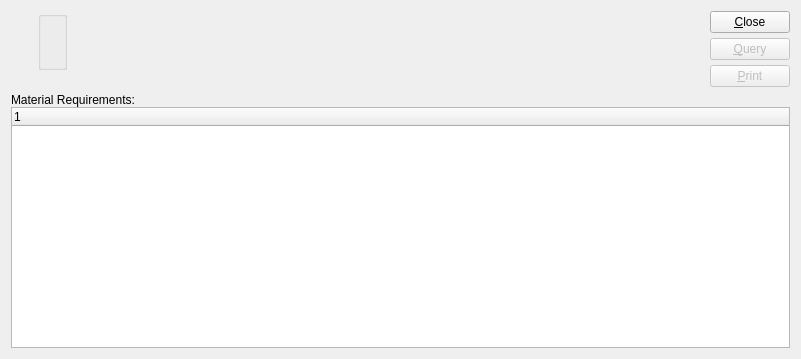
Above: xtuple/trunk/guiclient/dspWoMaterialsByItem.ui from WooodHead/xtuple before the change. Below: the same form after it.
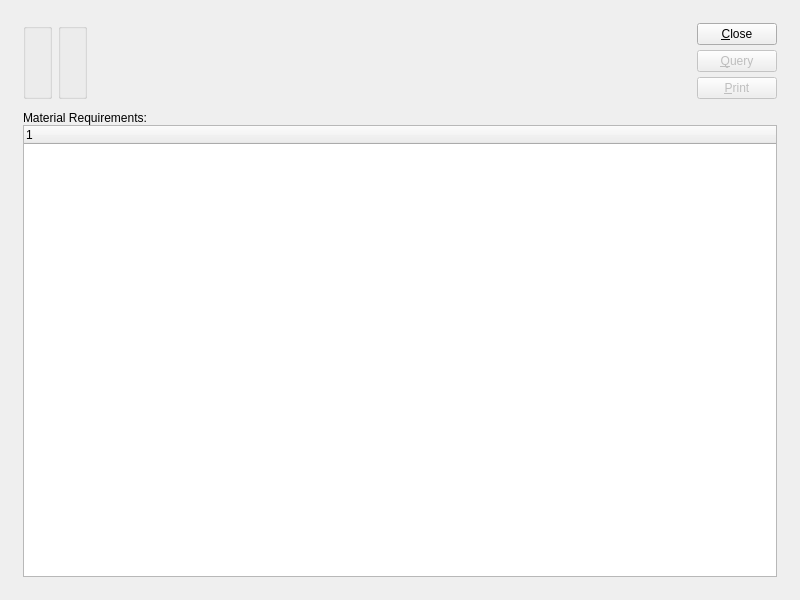
That is the form after the change. Custom widgets are drawn as their Qt base class.

```diff
--- a/xtuple/trunk/guiclient/dspWoMaterialsByItem.ui
+++ b/xtuple/trunk/guiclient/dspWoMaterialsByItem.ui
@@ -14,92 +14,46 @@
    <rect>
     <x>0</x>
     <y>0</y>
-    <width>801</width>
-    <height>359</height>
+    <width>800</width>
+    <height>600</height>
    </rect>
   </property>
   <property name="windowTitle" >
    <string>W/O Material Requirements by Component Item</string>
   </property>
-   <layout class="QVBoxLayout" >
-    <item>
-     <layout class="QHBoxLayout" >
+  <layout class="QGridLayout" name="gridLayout_4" >
+   <item row="0" column="0" >
+    <layout class="QGridLayout" name="gridLayout_3" >
       <property name="margin" >
-       <number>0</number>
+      <number>12</number>
       </property>
       <property name="spacing" >
-       <number>7</number>
-      </property>
+      <number>12</number>
+     </property>
+     <item row="0" column="0" >
+      <layout class="QHBoxLayout" name="horizontalLayout" >
       <item>
-       <layout class="QVBoxLayout" >
-        <property name="margin" >
-         <number>0</number>
-        </property>
-        <property name="spacing" >
-         <number>0</number>
-        </property>
-        <item>
+        <widget class="QGroupBox" name="groupBox" >
+         <property name="title" >
+          <string/>
+         </property>
+         <layout class="QGridLayout" name="gridLayout_2" >
+          <item row="0" column="0" >
          <widget class="ItemCluster" name="_item" />
         </item>
-        <item>
-         <spacer>
-          <property name="orientation" >
-           <enum>Qt::Vertical</enum>
-          </property>
-          <property name="sizeType" >
-           <enum>QSizePolicy::Preferred</enum>
-          </property>
-          <property name="sizeHint" >
-           <size>
-            <width>20</width>
-            <height>16</height>
-           </size>
-          </property>
-         </spacer>
-        </item>
-       </layout>
-      </item>
-      <item>
-       <layout class="QVBoxLayout" >
-        <property name="margin" >
-         <number>0</number>
-        </property>
-        <property name="spacing" >
-         <number>0</number>
-        </property>
+         </layout>
+        </widget>
+       </item>
         <item>
          <widget class="WarehouseGroup" name="_warehouse" >
           <property name="title" >
            <string/>
           </property>
-         </widget>
-        </item>
-        <item>
-         <spacer>
-          <property name="orientation" >
-           <enum>Qt::Vertical</enum>
-          </property>
-          <property name="sizeType" >
-           <enum>QSizePolicy::Preferred</enum>
-          </property>
-          <property name="sizeHint" >
-           <size>
-            <width>20</width>
-            <height>17</height>
-           </size>
-          </property>
-         </spacer>
-        </item>
-       </layout>
-      </item>
-      <item>
-       <layout class="QHBoxLayout" >
-        <property name="margin" >
-         <number>0</number>
-        </property>
-        <property name="spacing" >
-         <number>0</number>
-        </property>
+         <property name="fixedSize" >
+          <bool>false</bool>
+         </property>
+        </widget>
+       </item>
         <item>
          <spacer>
           <property name="orientation" >
@@ -108,9 +62,9 @@
           <property name="sizeType" >
            <enum>QSizePolicy::Expanding</enum>
           </property>
-          <property name="sizeHint" >
+         <property name="sizeHint" stdset="0" >
            <size>
-            <width>249</width>
+           <width>0</width>
             <height>20</height>
            </size>
           </property>
@@ -118,9 +72,6 @@
         </item>
         <item>
          <layout class="QVBoxLayout" >
-          <property name="margin" >
-           <number>0</number>
-          </property>
           <property name="spacing" >
            <number>5</number>
           </property>
@@ -157,17 +108,43 @@
             </property>
            </widget>
           </item>
-         </layout>
-        </item>
-       </layout>
-      </item>
-     </layout>
-    </item>
     <item>
-     <layout class="QVBoxLayout" >
+          <spacer name="verticalSpacer" >
+           <property name="orientation" >
+            <enum>Qt::Vertical</enum>
+           </property>
+           <property name="sizeHint" stdset="0" >
+            <size>
+             <width>20</width>
+             <height>0</height>
+            </size>
+           </property>
+          </spacer>
+         </item>
+        </layout>
+       </item>
+      </layout>
+     </item>
+     <item row="1" column="0" >
+      <widget class="QFrame" name="_frame" >
+       <property name="sizePolicy" >
+        <sizepolicy vsizetype="Expanding" hsizetype="Preferred" >
+         <horstretch>0</horstretch>
+         <verstretch>1</verstretch>
+        </sizepolicy>
+       </property>
+       <property name="frameShape" >
+        <enum>QFrame::NoFrame</enum>
+       </property>
+       <property name="frameShadow" >
+        <enum>QFrame::Raised</enum>
+       </property>
+       <layout class="QGridLayout" name="gridLayout" >
       <property name="margin" >
        <number>0</number>
       </property>
+        <item row="0" column="0" >
+         <layout class="QVBoxLayout" >
       <property name="spacing" >
        <number>0</number>
       </property>
@@ -185,9 +162,20 @@
     </item>
    </layout>
  </widget>
+     </item>
+    </layout>
+   </item>
+  </layout>
+ </widget>
  <layoutdefault spacing="6" margin="11" />
  <pixmapfunction>qPixmapFromMimeSource</pixmapfunction>
  <customwidgets>
+  <customwidget>
+   <class>ItemCluster</class>
+   <extends>QWidget</extends>
+   <header>itemcluster.h</header>
+   <container>1</container>
+  </customwidget>
   <customwidget>
    <class>WarehouseGroup</class>
    <extends>QGroupBox</extends>
@@ -199,15 +187,6 @@
    <class>XTreeWidget</class>
    <extends>QTreeWidget</extends>
    <header>xtreewidget.h</header>
-   <container>0</container>
-   <pixmap></pixmap>
-  </customwidget>
-  <customwidget>
-   <class>ItemCluster</class>
-   <extends>QWidget</extends>
-   <header>itemcluster.h</header>
-   <container>0</container>
-   <pixmap></pixmap>
   </customwidget>
  </customwidgets>
  <tabstops>
```
Left out of the diff: 5 changed lines with no effect on the pictures. Lines whose indentation alone changed are shown as unchanged.
